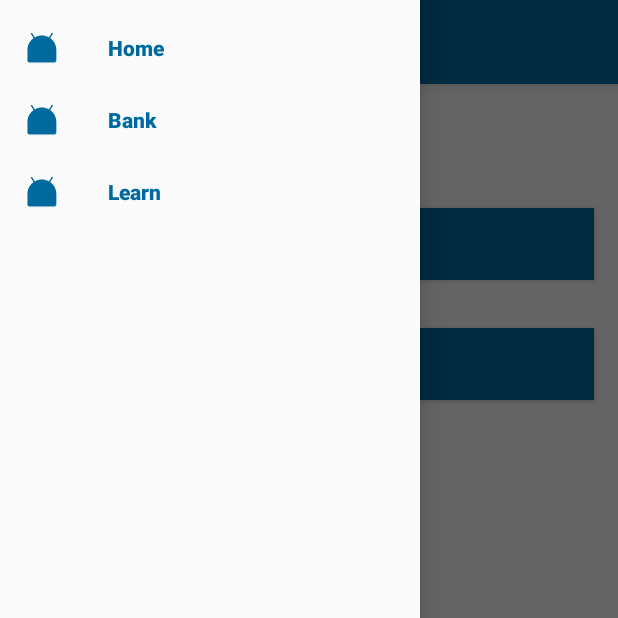
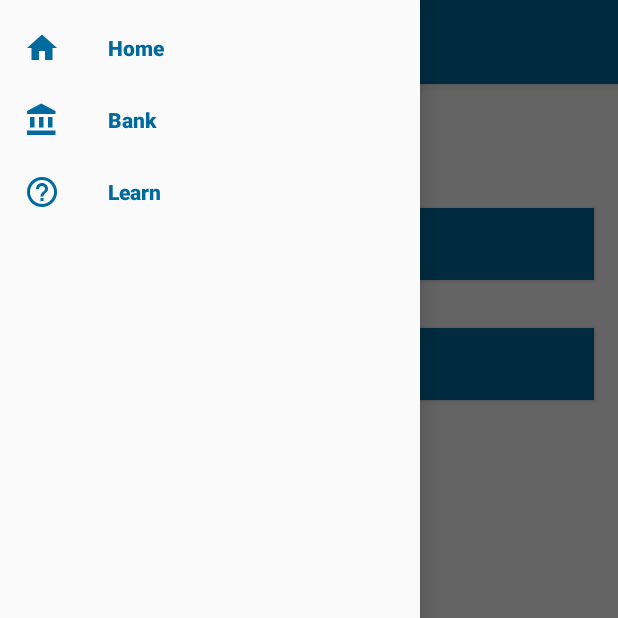
Before and after one commit to Codeminators/finclusion, an Android app: the screen it shows after launch (MainActivity), with the side drawer open, on a phone screen of 412 x 824 dp, the top half of it. Run offline under Robolectric (Android 15) with nearby library versions, the phone set to English and light mode, and no system bars; libraries missing offline, so code that uses them is left out: com.robinhood.ticker; plain views replace TickerView; 3 statements that could not run were skipped.

Commit message:
nav drawer menu icons

```diff
--- a/app/src/main/res/menu/drawer_menu.xml
+++ b/app/src/main/res/menu/drawer_menu.xml
@@ -3,18 +3,18 @@
     <item
         android:id="@+id/nav_home"
         android:checked="true"
-        android:icon="@mipmap/ic_launcher"
+        android:icon="@drawable/ic_home_black_24dp"
         android:title="Home"/>
 
     <item
         android:id="@+id/nav_bank"
         android:checked="true"
-        android:icon="@mipmap/ic_launcher"
+        android:icon="@drawable/ic_account_balance_black_24dp"
         android:title="Bank"/>
 
     <item
         android:id="@+id/nav_learn"
         android:checked="true"
-        android:icon="@mipmap/ic_launcher"
+        android:icon="@drawable/ic_help_outline_black_24dp"
         android:title="Learn"/>
 </menu>
```
Also changed, not shown: app/src/main/res/drawable-hdpi/ic_account_balance_black_24dp.png (added), app/src/main/res/drawable-hdpi/ic_help_outline_black_24dp.png (added), app/src/main/res/drawable-hdpi/ic_home_black_24dp.png (added), app/src/main/res/drawable-mdpi/ic_account_balance_black_24dp.png (added), app/src/main/res/drawable-mdpi/ic_help_outline_black_24dp.png (added), app/src/main/res/drawable-mdpi/ic_home_black_24dp.png (added), app/src/main/res/drawable-xhdpi/ic_account_balance_black_24dp.png (added), app/src/main/res/drawable-xhdpi/ic_help_outline_black_24dp.png (added), app/src/main/res/drawable-xhdpi/ic_home_black_24dp.png (added), app/src/main/res/drawable-xxhdpi/ic_account_balance_black_24dp.png (added), app/src/main/res/drawable-xxhdpi/ic_help_outline_black_24dp.png (added), app/src/main/res/drawable-xxhdpi/ic_home_black_24dp.png (added), app/src/main/res/drawable-xxxhdpi/ic_account_balance_black_24dp.png (added), app/src/main/res/drawable-xxxhdpi/ic_help_outline_black_24dp.png (added), 1 more files.
